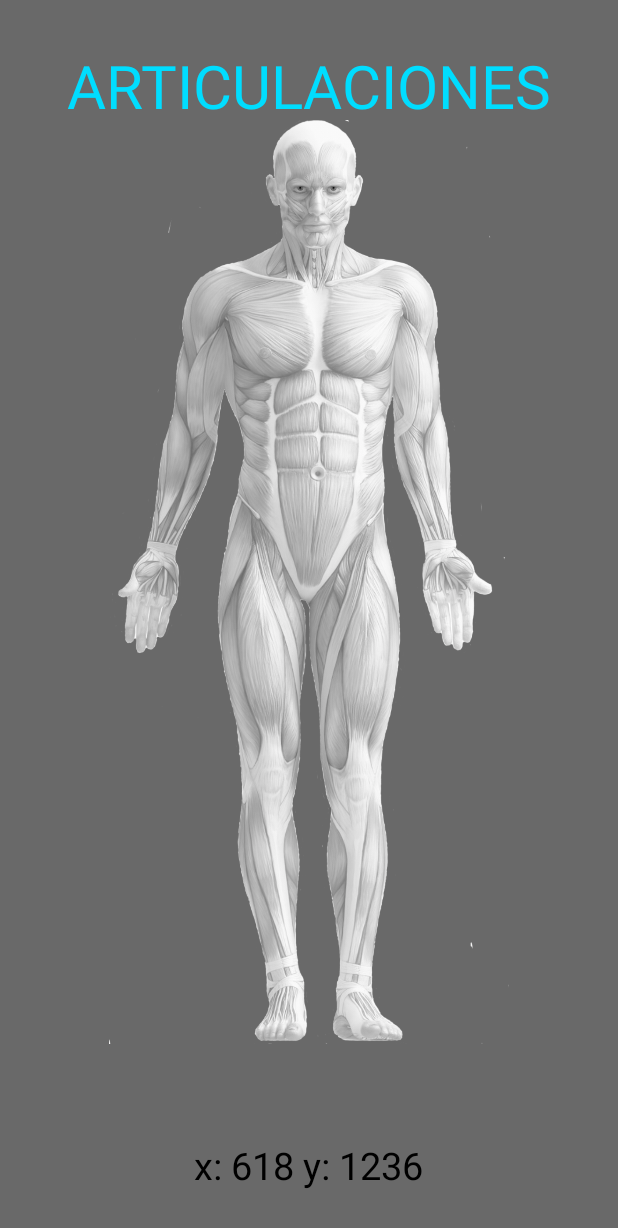
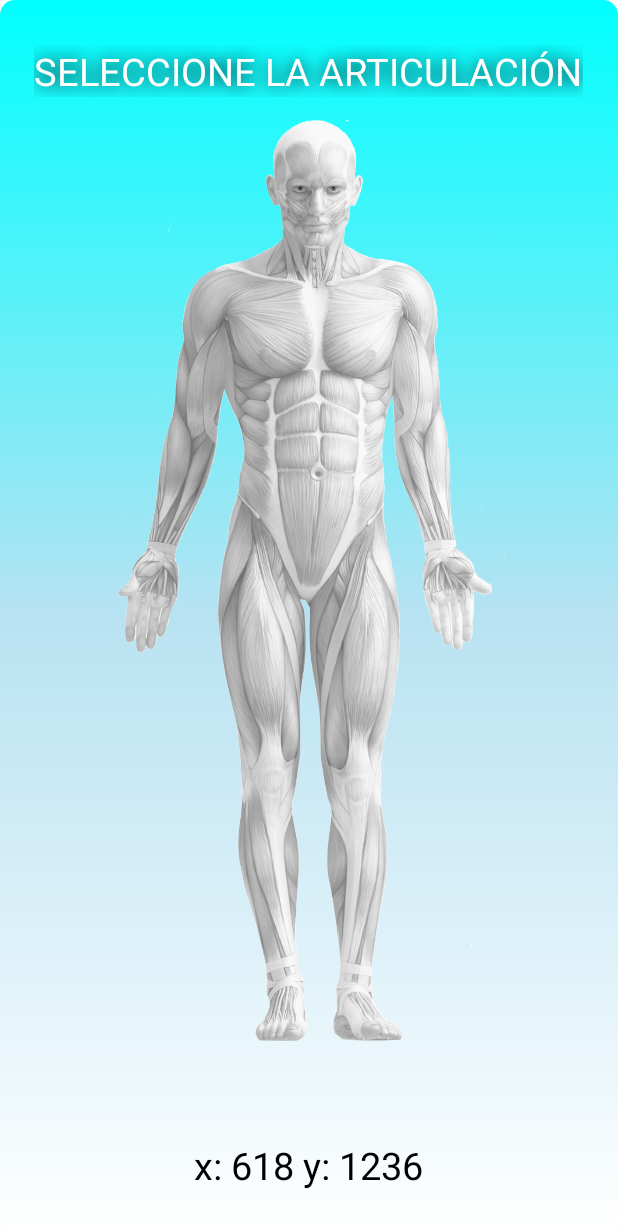
Before and after one commit to DarkDhz/RehabApp, an Android app: the SelectMuscleActivity screen opened directly, with no data from a screen before it, on a phone screen of 412 x 824 dp. Shown: the top 1228 px of the screen. Run offline under Robolectric (Android 15) with nearby library versions, the phone set to English and light mode, and no system bars.

Commit message:
Con el fondo bonito

```diff
--- a/app/src/main/java/dev/virtualplanet/rehabapp/view/SelectMuscleActivity.kt
+++ b/app/src/main/java/dev/virtualplanet/rehabapp/view/SelectMuscleActivity.kt
@@ -1,6 +1,7 @@
 package dev.virtualplanet.rehabapp.view
 
 import android.content.Intent
+import android.graphics.Color
 import androidx.appcompat.app.AppCompatActivity
 import android.os.Bundle
 import android.util.DisplayMetrics
@@ -16,6 +17,8 @@ class SelectMuscleActivity : AppCompatActivity() {
         super.onCreate(savedInstanceState)
         setContentView(R.layout.activity_select_muscle)
         var prueba : TextView = findViewById(R.id.prueba)
+        var tit : TextView = findViewById(R.id.titulo)
+
         var displayMetrics : DisplayMetrics = DisplayMetrics()
         getWindowManager().getDefaultDisplay().getMetrics(displayMetrics)
         prueba.setText("x: " + displayMetrics.widthPixels + " y: " + displayMetrics.heightPixels)
--- /dev/null
+++ b/app/src/main/res/drawable/background.xml
@@ -0,0 +1,9 @@
+<?xml version="1.0" encoding="utf-8"?>
+<selector xmlns:android="http://schemas.android.com/apk/res/android">
+    <item>
+        <shape android:shape="rectangle">
+            <gradient android:startColor="#0ff" android:endColor="@android:color/white" android:centerColor="#b8e2f2" android:angle="270"/>
+            <corners android:radius="10dp"/>
+        </shape>
+    </item>
+</selector>
--- a/app/src/main/res/drawable/boton_1.xml
+++ b/app/src/main/res/drawable/boton_1.xml
@@ -2,8 +2,8 @@
 <selector xmlns:android="http://schemas.android.com/apk/res/android">
 <item>
     <shape android:shape="rectangle">
-        <gradient android:startColor="@android:color/black" android:endColor="@android:color/darker_gray"/>
-        <corners android:radius="100dp"/>
+        <gradient android:startColor="@android:color/darker_gray" />
+        <corners android:radius="10dp"/>
     </shape>
 </item>
 </selector>
--- a/app/src/main/res/layout/activity_main.xml
+++ b/app/src/main/res/layout/activity_main.xml
@@ -51,7 +51,7 @@
             android:layout_height="wrap_content"
             android:layout_marginTop="15dp"
             android:layout_marginBottom="15dp"
-            android:background="@color/common_google_signin_btn_text_light_default"
+            android:background="@drawable/boton_1"
             android:onClick="goToProfileActivity"
             android:text="@string/main_profile_button"
             android:textColor="@color/common_google_signin_btn_text_dark"
--- a/app/src/main/res/layout/activity_select_muscle.xml
+++ b/app/src/main/res/layout/activity_select_muscle.xml
@@ -5,7 +5,7 @@
     android:layout_width="match_parent"
     android:layout_height="match_parent"
     tools:context=".view.SelectMuscleActivity"
-    android:background="#696969">
+    android:background="@drawable/background">
 
     <ImageView
         android:id="@+id/cuerpo"
@@ -14,23 +14,27 @@
         android:layout_marginTop="80dp"
         app:layout_constraintTop_toTopOf="parent"
         app:srcCompat="@drawable/original"
-        tools:layout_editor_absoluteX="0dp" />
+        />
 
     <TextView
-        android:id="@+id/textView2"
+        android:id="@+id/titulo"
         android:layout_width="wrap_content"
         android:layout_height="wrap_content"
         android:layout_gravity="center|top"
         android:layout_marginTop="30dp"
         android:text="@string/titulo_articulaciones"
-        android:textColor="@android:color/holo_blue_bright"
-        android:textSize="40dp" />
+        android:textColor="@android:color/white"
+        android:shadowDx="0"
+        android:shadowDy="0"
+        android:shadowColor="@android:color/black"
+        android:shadowRadius="15"
+        android:textSize="25dp" />
 
     <TextView
         android:id="@+id/prueba"
         android:layout_width="wrap_content"
         android:layout_height="wrap_content"
-        android:text="PRUEBA(luego borro)"
+        android:text=""
         android:textColor="@android:color/black"
         android:textSize="25sp"
         android:layout_gravity="center|bottom"
--- a/app/src/main/res/values/strings.xml
+++ b/app/src/main/res/values/strings.xml
@@ -15,7 +15,7 @@
     <string name="profile_IMC_value">Default IMC</string>
     <string name="profile_chair_title">SILLA DE RUEDAS</string>
     <string name="profile_wheel_value">NO</string>
-    <string name="titulo_articulaciones">ARTICULACIONES</string>
+    <string name="titulo_articulaciones">SELECCIONE LA ARTICULACIÓN</string>
     <string name="profile_title">Nombre</string>
     <string name="profile_edit_bt">EDITAR</string>
     <string name="edit_profile_save">Guardar</string>
```
